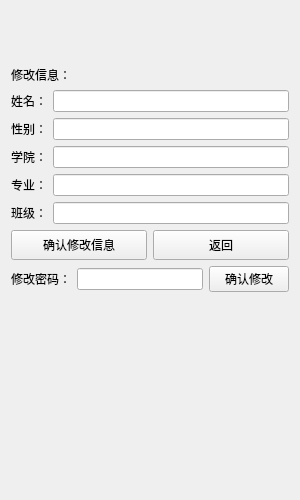
Before: the Qt Designer form untitled1/stumodfiy.ui in 2018876441/C-_project, drawn with Qt 5.
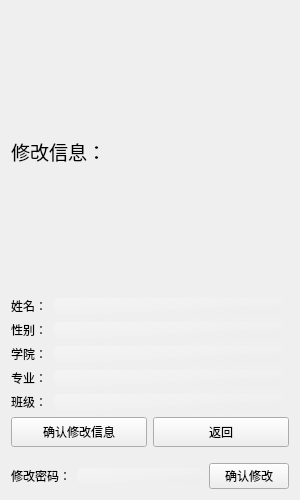
After: the same form once the commit is applied.

Patch:
```diff
--- a/untitled1/stumodfiy.ui
+++ b/untitled1/stumodfiy.ui
@@ -18,56 +18,90 @@
   </property>
   <property name="maximumSize">
    <size>
-    <width>300</width>
-    <height>500</height>
+    <width>720</width>
+    <height>1024</height>
    </size>
   </property>
   <property name="windowTitle">
    <string>Form</string>
   </property>
-  <layout class="QVBoxLayout" name="verticalLayout">
-   <item>
-    <spacer name="verticalSpacer_2">
-     <property name="orientation">
-      <enum>Qt::Orientation::Vertical</enum>
-     </property>
-     <property name="sizeType">
-      <enum>QSizePolicy::Policy::Maximum</enum>
-     </property>
-     <property name="sizeHint" stdset="0">
-      <size>
-       <width>20</width>
-       <height>55</height>
-      </size>
-     </property>
-    </spacer>
+  <property name="styleSheet">
+   <string notr="true">
+QLineEdit{border-radius:6px;background-color: qlineargradient(spread:pad, x1:0.107955, y1:0.137, x2:0.773, y2:0.920364, stop:0 rgba(255, 255, 255, 66), stop:1 rgba(235, 236, 236, 51));}</string>
+  </property>
+  <layout class="QGridLayout" name="gridLayout">
+   <property name="leftMargin">
+    <number>11</number>
+   </property>
+   <property name="rightMargin">
+    <number>11</number>
+   </property>
+   <item row="8" column="0" colspan="2">
+    <layout class="QHBoxLayout" name="horizontalLayout_8">
+     <item>
+      <widget class="QLabel" name="label_7">
+       <property name="text">
+        <string>修改密码：</string>
+       </property>
+      </widget>
+     </item>
+     <item>
+      <widget class="QLineEdit" name="lineEdit_6"/>
+     </item>
+     <item>
+      <widget class="QPushButton" name="confirmPwdBtn">
+       <property name="text">
+        <string>确认修改</string>
+       </property>
+      </widget>
+     </item>
+    </layout>
    </item>
-   <item>
-    <layout class="QHBoxLayout" name="horizontalLayout">
+   <item row="6" column="0" colspan="2">
+    <layout class="QHBoxLayout" name="horizontalLayout_7">
      <item>
-      <widget class="QLabel" name="label">
+      <widget class="QPushButton" name="confiirmBtn">
+       <property name="minimumSize">
+        <size>
+         <width>0</width>
+         <height>30</height>
+        </size>
+       </property>
        <property name="text">
-        <string>修改信息：</string>
+        <string>确认修改信息</string>
        </property>
       </widget>
      </item>
+     <item>
+      <widget class="QPushButton" name="returnBtn">
+       <property name="minimumSize">
+        <size>
+         <width>0</width>
+         <height>30</height>
+        </size>
+       </property>
+       <property name="text">
+        <string>返回</string>
+       </property>
+      </widget>
+     </item>
     </layout>
    </item>
-   <item>
-    <layout class="QHBoxLayout" name="horizontalLayout_2">
+   <item row="5" column="0">
+    <layout class="QHBoxLayout" name="horizontalLayout_6">
      <item>
-      <widget class="QLabel" name="label_2">
+      <widget class="QLabel" name="label_6">
        <property name="text">
-        <string>姓名：</string>
+        <string>班级：</string>
        </property>
       </widget>
      </item>
      <item>
-      <widget class="QLineEdit" name="nameEdit"/>
+      <widget class="QLineEdit" name="classEdit"/>
      </item>
     </layout>
    </item>
-   <item>
+   <item row="2" column="0">
     <layout class="QHBoxLayout" name="horizontalLayout_3">
      <item>
       <widget class="QLabel" name="label_3">
@@ -81,7 +115,7 @@
      </item>
     </layout>
    </item>
-   <item>
+   <item row="3" column="0">
     <layout class="QHBoxLayout" name="horizontalLayout_5">
      <item>
       <widget class="QLabel" name="label_4">
@@ -95,7 +129,7 @@
      </item>
     </layout>
    </item>
-   <item>
+   <item row="4" column="0">
     <layout class="QHBoxLayout" name="horizontalLayout_4">
      <item>
       <widget class="QLabel" name="label_5">
@@ -109,80 +143,51 @@
      </item>
     </layout>
    </item>
-   <item>
-    <layout class="QHBoxLayout" name="horizontalLayout_6">
+   <item row="0" column="0">
+    <layout class="QHBoxLayout" name="horizontalLayout">
      <item>
-      <widget class="QLabel" name="label_6">
-       <property name="text">
-        <string>班级：</string>
+      <widget class="QLabel" name="label">
+       <property name="font">
+        <font>
+         <family>霞鹜文楷 GB 屏幕阅读版 R</family>
+         <pointsize>14</pointsize>
+         <bold>false</bold>
+        </font>
        </property>
-      </widget>
-     </item>
-     <item>
-      <widget class="QLineEdit" name="classEdit"/>
-     </item>
-    </layout>
-   </item>
-   <item>
-    <layout class="QHBoxLayout" name="horizontalLayout_7">
-     <item>
-      <widget class="QPushButton" name="confiirmBtn">
-       <property name="minimumSize">
-        <size>
-         <width>0</width>
-         <height>30</height>
-        </size>
-       </property>
        <property name="text">
-        <string>确认修改信息</string>
+        <string>修改信息：</string>
        </property>
       </widget>
      </item>
-     <item>
-      <widget class="QPushButton" name="returnBtn">
-       <property name="minimumSize">
-        <size>
-         <width>0</width>
-         <height>30</height>
-        </size>
-       </property>
-       <property name="text">
-        <string>返回</string>
-       </property>
-      </widget>
-     </item>
     </layout>
    </item>
-   <item>
-    <layout class="QHBoxLayout" name="horizontalLayout_8">
+   <item row="1" column="0">
+    <layout class="QHBoxLayout" name="horizontalLayout_2">
      <item>
-      <widget class="QLabel" name="label_7">
+      <widget class="QLabel" name="label_2">
        <property name="text">
-        <string>修改密码：</string>
+        <string>姓名：</string>
        </property>
       </widget>
      </item>
      <item>
-      <widget class="QLineEdit" name="lineEdit_6"/>
-     </item>
-     <item>
-      <widget class="QPushButton" name="confirmPwdBtn">
-       <property name="text">
-        <string>确认修改</string>
+      <widget class="QLineEdit" name="nameEdit">
+       <property name="styleSheet">
+        <string notr="true">border-radius:6px;</string>
        </property>
       </widget>
      </item>
     </layout>
    </item>
-   <item>
-    <spacer name="verticalSpacer">
+   <item row="7" column="0">
+    <spacer name="horizontalSpacer">
      <property name="orientation">
-      <enum>Qt::Orientation::Vertical</enum>
+      <enum>Qt::Orientation::Horizontal</enum>
      </property>
      <property name="sizeHint" stdset="0">
       <size>
-       <width>20</width>
-       <height>40</height>
+       <width>40</width>
+       <height>10</height>
       </size>
      </property>
     </spacer>
```
